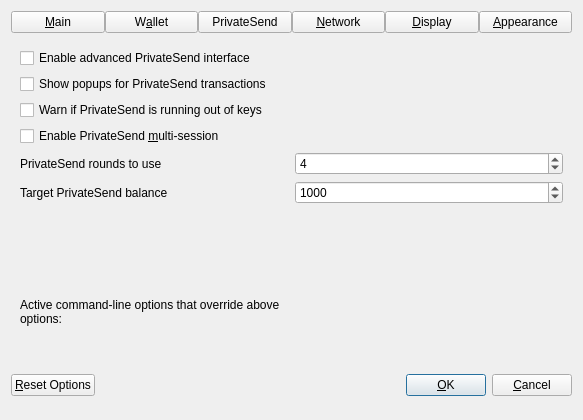
The window that src/qt/forms/optionsdialog.ui (xdustinface/dash) describes before a commit, drawn with Qt 5.
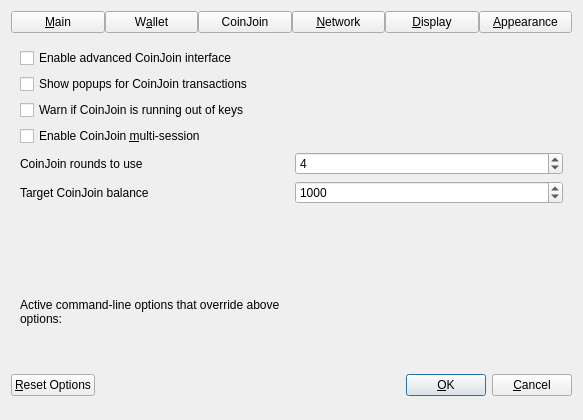
The same window after the commit. The open tabs and pages were chosen to show the change. Custom widgets are drawn as their Qt base class.

Commit message: qt|wallet|privatesend: Rename PrivateSend to CoinJoin in GUI strings

```diff
--- a/src/qt/forms/optionsdialog.ui
+++ b/src/qt/forms/optionsdialog.ui
@@ -54,7 +54,7 @@
      <item>
       <widget class="QPushButton" name="btnPrivateSend">
        <property name="text">
-        <string>PrivateSend</string>
+        <string>CoinJoin</string>
        </property>
        <property name="checkable">
         <bool>true</bool>
@@ -310,7 +310,7 @@
           <string>Show additional information and buttons for PrivateSend on overview screen.</string>
          </property>
          <property name="text">
-          <string>Enable advanced PrivateSend interface</string>
+          <string>Enable advanced CoinJoin interface</string>
          </property>
         </widget>
        </item>
@@ -320,7 +320,7 @@
           <string>Show system popups for PrivateSend mixing transactions&lt;br/&gt;just like for all other transaction types.</string>
          </property>
          <property name="text">
-          <string>Show popups for PrivateSend transactions</string>
+          <string>Show popups for CoinJoin transactions</string>
          </property>
         </widget>
        </item>
@@ -330,7 +330,7 @@
           <string>Show warning dialog when PrivateSend detects that wallet has very low number of keys left.</string>
          </property>
          <property name="text">
-          <string>Warn if PrivateSend is running out of keys</string>
+          <string>Warn if CoinJoin is running out of keys</string>
          </property>
         </widget>
        </item>
@@ -340,7 +340,7 @@
           <string>Whether to use experimental PrivateSend mode with multiple mixing sessions per block.&lt;br/&gt;Note: You must use this feature carefully.&lt;br/&gt;Make sure you always have recent wallet (auto)backup in a safe place!</string>
          </property>
          <property name="text">
-          <string>Enable PrivateSend &amp;multi-session</string>
+          <string>Enable CoinJoin &amp;multi-session</string>
          </property>
         </widget>
        </item>
@@ -352,7 +352,7 @@
             <string>This setting determines the amount of individual masternodes that an input will be mixed through.&lt;br/&gt;More rounds of mixing gives a higher degree of privacy, but also costs more in fees.</string>
            </property>
            <property name="text">
-            <string>PrivateSend rounds to use</string>
+            <string>CoinJoin rounds to use</string>
            </property>
           </widget>
          </item>
@@ -391,7 +391,7 @@
             <string notr="true"/>
            </property>
            <property name="text">
-            <string>Target PrivateSend balance</string>
+            <string>Target CoinJoin balance</string>
            </property>
           </widget>
          </item>
```
Left out of the diff: 14 changed lines with no effect on the pictures. The commit also changes 13 other files.
